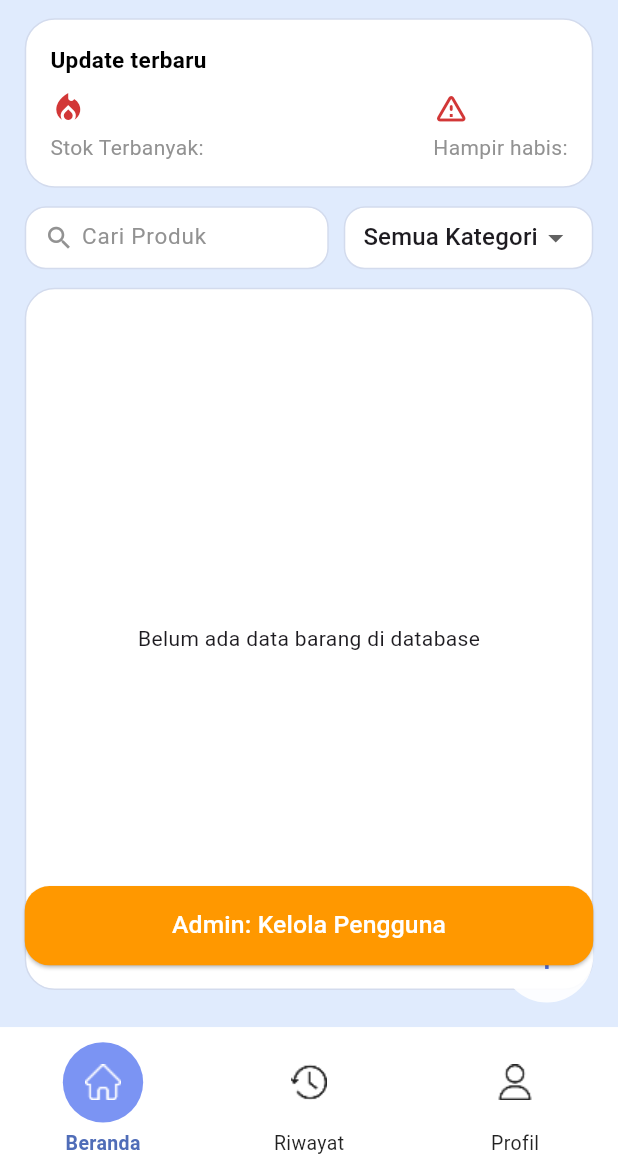
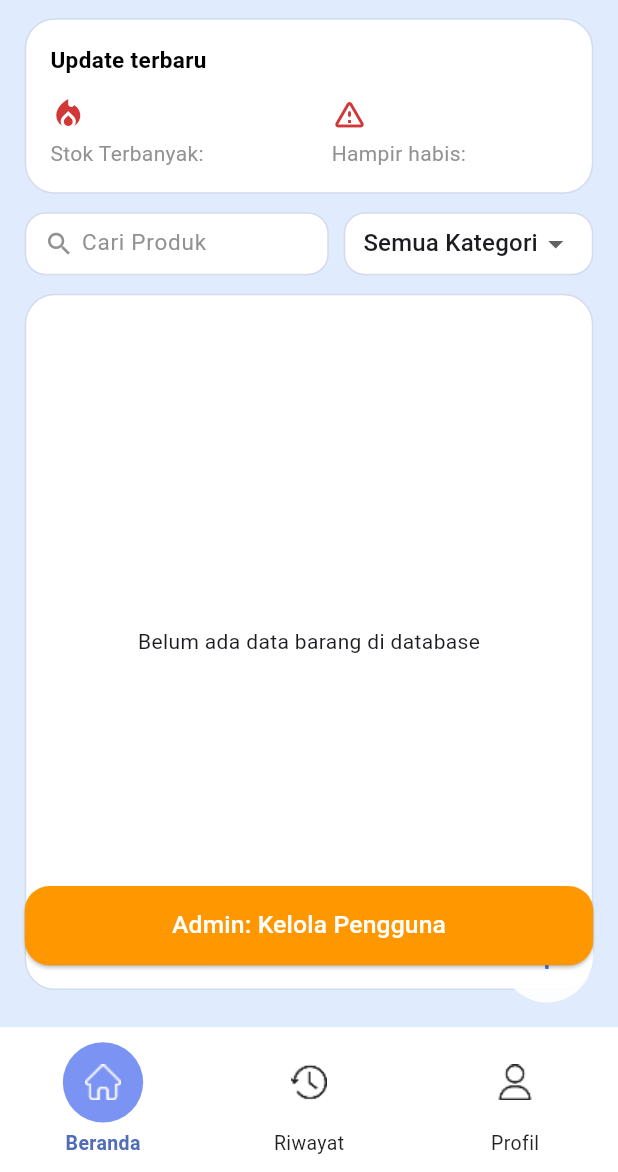
Before and after one commit to OrionZ12/StockFlow-tubes, a Flutter app: the HomeScreen screen opened by its route, on a phone screen of 412 x 824 dp, the part 64-1236 px from its top. Run offline on Flutter 3.47's test engine with Material 3 defaults, Android fonts, the phone set to English and light mode, and no system bars; our stand-ins replace cloud_firestore, firebase_auth, firebase_core, go_router, google_sign_in; accounts and stored records are empty; Roboto replaces fonts that are missing (RobotoSerif).

Commit message:
perbaiki ux

```diff
--- a/lib/widget/update_section.dart
+++ b/lib/widget/update_section.dart
@@ -20,34 +20,30 @@ class _UpdateSectionState extends State<UpdateSection> {
   }
 
   // =====================================================
-  // AMBIL 2 ITEM TERLARIS & 2 ITEM HAMPIR HABIS
+  // LOAD: 2 TERLARIS & 2 HAMPIR HABIS
   // =====================================================
   Future<void> _loadTopProducts() async {
     try {
       final snapshot =
           await FirebaseFirestore.instance.collection("items").get();
 
-      final List<Map<String, dynamic>> allItems = snapshot.docs
-          .map((doc) => {
+      final allItems = snapshot.docs.map((doc) {
+        return {
           "name": doc["name"],
           "stok": doc["stok"],
-              })
-          .toList();
+        };
+      }).toList();
 
-      // Sort stok besar → kecil (terlaris)
-      allItems.sort((a, b) => (b["stok"] as int).compareTo(a["stok"]));
-
-      // Ambil 2 terbesar
+      // Terbanyak
+      allItems.sort((a, b) => (b["stok"]).compareTo(a["stok"]));
       terlaris = allItems.take(2).toList();
 
-      // Sort stok kecil → besar (hampir habis)
-      final List<Map<String, dynamic>> sortedLow = allItems
-          .where((item) => item["stok"] > 0) // hanya stok > 0
-          .toList();
+      // Hampir habis
+      final sortedLow = allItems
+          .where((item) => item["stok"] > 0)
+          .toList()
+        ..sort((a, b) => (a["stok"]).compareTo(b["stok"]));
 
-      sortedLow.sort((a, b) => (a["stok"] as int).compareTo(b["stok"]));
-
-      // Ambil 2 terkecil
       hampirHabis = sortedLow.take(2).toList();
 
       setState(() {});
@@ -68,7 +64,6 @@ class _UpdateSectionState extends State<UpdateSection> {
       child: Column(
         crossAxisAlignment: CrossAxisAlignment.start,
         children: [
-          // ====== JUDUL ======
           const Text(
             "Update terbaru",
             style: TextStyle(
@@ -78,16 +73,18 @@ class _UpdateSectionState extends State<UpdateSection> {
             ),
           ),
 
-          const SizedBox(height: 10),
+          const SizedBox(height: 14),
 
           // =====================================================
-          // ROW TERLARIS & HAMPIR HABIS
+          // ROW BARU — SUDAH DIPOSISIKAN KE TENGAH SESUAI PERMINTAAN
           // =====================================================
           Row(
-            mainAxisAlignment: MainAxisAlignment.spaceBetween,
+            mainAxisAlignment: MainAxisAlignment.spaceAround,
             children: [
-              // =================== TERLARIS ===================
-              Column(
+
+              // =============== TERLARIS ===============
+              Expanded(
+                child: Column(
                   crossAxisAlignment: CrossAxisAlignment.start,
                   children: [
                     const Icon(Icons.local_fire_department,
@@ -100,14 +97,20 @@ class _UpdateSectionState extends State<UpdateSection> {
                     ...terlaris.map(
                       (item) => Text(
                         "${item['name']} (${item['stok']})",
-                      style: const TextStyle(fontWeight: FontWeight.w600),
+                        style: const TextStyle(
+                            fontWeight: FontWeight.w600),
                       ),
                     ),
                   ],
                 ),
+              ),
 
-              // ================== HAMPIR HABIS ==================
-              Column(
+              // Spasi di tengah
+              const SizedBox(width: 30),
+
+              // =============== HAMPIR HABIS ===============
+              Expanded(
+                child: Column(
                   crossAxisAlignment: CrossAxisAlignment.start,
                   children: [
                     const Icon(Icons.warning_amber_rounded,
@@ -122,11 +125,11 @@ class _UpdateSectionState extends State<UpdateSection> {
                         "${item['name']} (${item['stok']})",
                         style: const TextStyle(
                             fontWeight: FontWeight.w600,
-                        color: AppColors.red,
-                      ),
+                            color: AppColors.red),
                       ),
                     ),
                   ],
+                ),
               ),
             ],
           ),
```
Lines whose indentation alone changed are shown as unchanged.
